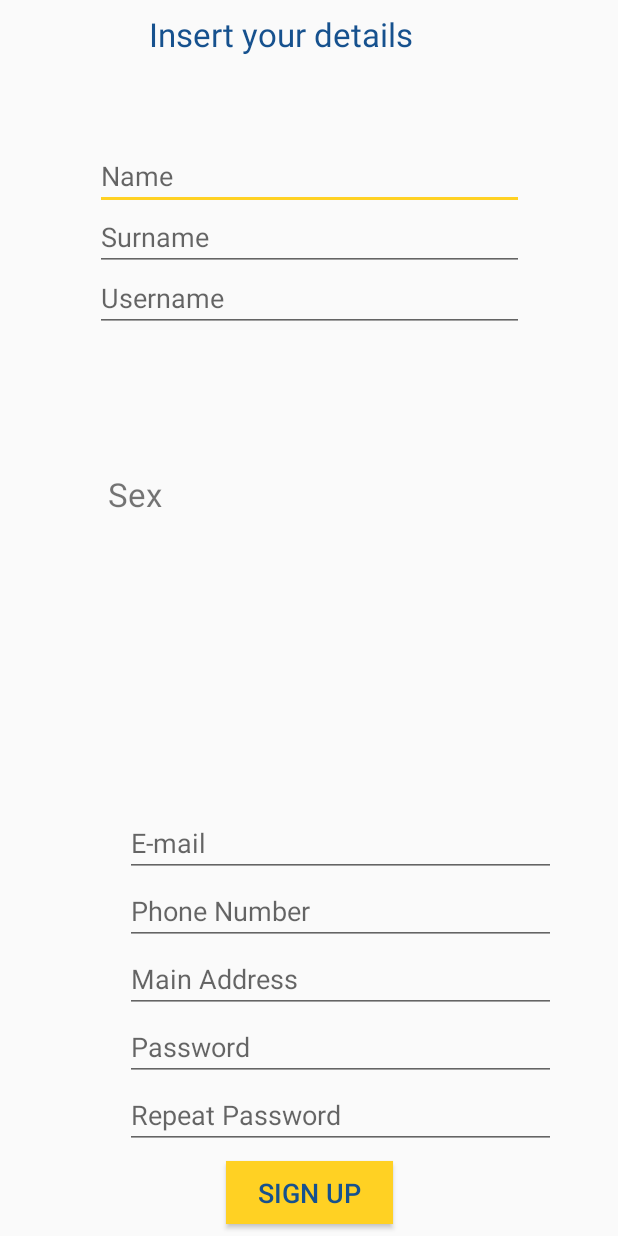
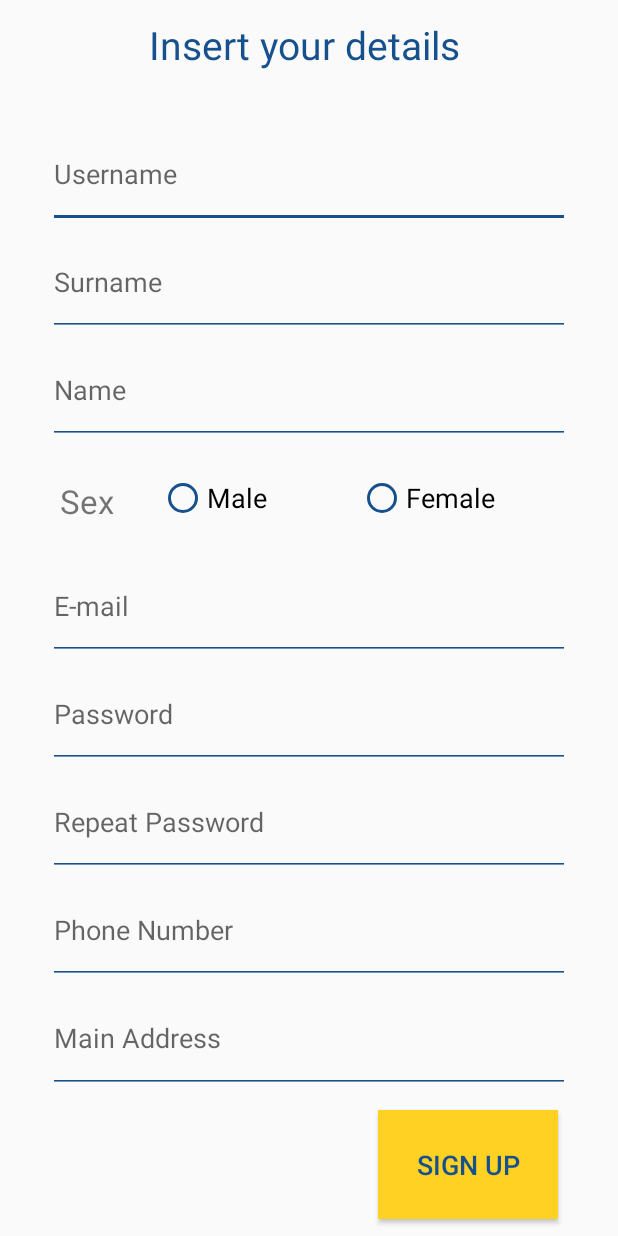
Before and after one commit to SirQuickWay/CarryOnDev, an Android app: the layout activity_signup.xml on its own in the app's theme, with its tools: preview values and no code run, on a phone screen of 412 x 824 dp. Run offline under Robolectric (Android 15) with nearby library versions, the phone set to English and light mode, and no system bars.

Commit message:
Singup layout updated.

```diff
--- a/app/src/main/AndroidManifest.xml
+++ b/app/src/main/AndroidManifest.xml
@@ -10,14 +10,14 @@
         android:supportsRtl="true"
         android:theme="@style/AppTheme">
         <activity android:name=".HomeActivity" />
-        <activity android:name=".LoginActivity">
+        <activity android:name=".SignupActivity">
             <intent-filter>
                 <action android:name="android.intent.action.MAIN" />
 
                 <category android:name="android.intent.category.LAUNCHER" />
             </intent-filter>
         </activity>
-        <activity android:name=".SignupActivity"></activity>
+        <activity android:name=".LoginActivity"></activity>
     </application>
 
 </manifest>
--- a/app/src/main/res/layout/activity_signup.xml
+++ b/app/src/main/res/layout/activity_signup.xml
@@ -1,45 +1,97 @@
 <?xml version="1.0" encoding="utf-8"?>
-<android.support.constraint.ConstraintLayout xmlns:android="http://schemas.android.com/apk/res/android"
+<LinearLayout xmlns:android="http://schemas.android.com/apk/res/android"
     xmlns:app="http://schemas.android.com/apk/res-auto"
     xmlns:tools="http://schemas.android.com/tools"
     android:id="@+id/constraintLayout"
     android:layout_width="match_parent"
-    android:layout_height="match_parent">
+    android:layout_height="match_parent"
+    android:layout_marginLeft="32dp"
+    android:layout_marginRight="32dp"
+    android:orientation="vertical">
 
     <TextView
         android:id="@+id/editText_insertDetails"
         android:layout_width="213dp"
-        android:layout_height="43dp"
-        android:layout_marginBottom="8dp"
+        android:layout_height="0dp"
+        android:layout_gravity="center_horizontal"
         android:layout_marginEnd="8dp"
-        android:layout_marginLeft="8dp"
-        android:layout_marginRight="8dp"
         android:layout_marginStart="8dp"
         android:layout_marginTop="8dp"
+        android:layout_weight="1"
+        android:paddingTop="4dp"
         android:text="@string/insert_your_details"
         android:textAppearance="@android:style/TextAppearance.Material.Large"
-        app:layout_constraintBottom_toBottomOf="parent"
-        app:layout_constraintEnd_toEndOf="parent"
-        app:layout_constraintStart_toStartOf="parent"
-        app:layout_constraintTop_toTopOf="parent"
-        app:layout_constraintVertical_bias="0.0"
-        tools:textColor="#16518E" />
+        android:textColor="@color/colorPrimary"
+        android:textSize="26sp" />
+
+    <EditText
+        android:id="@+id/editText_username"
+        android:layout_width="match_parent"
+        android:layout_height="0dp"
+        android:layout_weight="1"
+        android:backgroundTint="@color/colorPrimary"
+        android:ems="10"
+        android:hint="@string/username"
+        android:inputType="textPersonName"
+        android:textColorHighlight="@color/colorPrimary"
+        android:textColorLink="@color/colorPrimary"
+        android:textCursorDrawable="@color/colorPrimary"
+        tools:layout_editor_absoluteX="16dp"
+        tools:layout_editor_absoluteY="137dp" />
+
+    <EditText
+        android:id="@+id/editText_surname"
+        android:layout_width="match_parent"
+        android:layout_height="0dp"
+        android:layout_weight="1"
+        android:backgroundTint="@color/colorPrimary"
+        android:ems="10"
+        android:hint="@string/surname"
+        android:inputType="textPersonName"
+        android:textColorHighlight="@color/colorPrimary"
+        android:textCursorDrawable="@color/colorPrimary"
+        tools:layout_editor_absoluteX="16dp"
+        tools:layout_editor_absoluteY="97dp" />
+
+    <EditText
+        android:id="@+id/editText_name"
+        android:layout_width="match_parent"
+        android:layout_height="0dp"
+        android:layout_weight="1"
+        android:backgroundTint="@color/colorPrimary"
+        android:ems="10"
+        android:hint="@string/name"
+        android:inputType="textPersonName"
+        android:textCursorDrawable="@color/colorPrimary"
+        tools:layout_editor_absoluteX="16dp"
+        tools:layout_editor_absoluteY="57dp" />
+
+    <LinearLayout
+        android:layout_width="match_parent"
+        android:layout_height="0dp"
+        android:layout_weight="1"
+        android:orientation="horizontal">
+
+        <TextView
+            android:id="@+id/editText_sex"
+            android:layout_width="0dp"
+            android:layout_height="match_parent"
+            android:layout_marginStart="8dp"
+            android:layout_weight="0.5"
+            android:gravity="center_vertical"
+            android:paddingBottom="4dp"
+            android:paddingTop="8dp"
+            android:text="@string/sex"
+            android:textSize="22sp" />
 
         <RadioGroup
             android:id="@+id/radioGroup"
-        android:layout_width="204dp"
-        android:layout_height="40dp"
-        android:layout_marginBottom="8dp"
+            android:layout_width="0dp"
+            android:layout_height="match_parent"
             android:layout_marginEnd="8dp"
-        android:layout_marginStart="8dp"
-        android:layout_marginTop="188dp"
-        app:layout_constraintBottom_toBottomOf="parent"
-        app:layout_constraintEnd_toEndOf="parent"
-        app:layout_constraintHorizontal_bias="0.884"
-        app:layout_constraintStart_toStartOf="parent"
-        app:layout_constraintTop_toTopOf="parent"
-        app:layout_constraintVertical_bias="0.098"
-        tools:orientation="horizontal">
+            android:layout_weight="2"
+            android:orientation="horizontal"
+            android:visibility="visible">
 
             <RadioButton
                 android:id="@+id/button_male"
@@ -47,126 +99,77 @@
                 android:layout_width="0dp"
                 android:layout_height="match_parent"
                 android:layout_weight="1"
-            android:buttonTint="#808080"
+                android:backgroundTint="@color/colorPrimary"
+                android:buttonTint="@color/colorPrimary"
                 android:text="@string/male"
-            android:textSize="18sp" />
+                android:textSize="18sp"
+                android:visibility="visible" />
 
             <RadioButton
                 android:id="@+id/button_female"
                 android:layout_width="0dp"
                 android:layout_height="match_parent"
                 android:layout_weight="1"
-            android:buttonTint="#808080"
+                android:backgroundTint="@color/colorPrimary"
+                android:buttonTint="@color/colorPrimary"
                 android:text="@string/female"
-            android:textSize="18sp" />
+                android:textSize="18sp"
+                android:visibility="visible" />
         </RadioGroup>
-
-    <TextView
-        android:id="@+id/editText_sex"
-        android:layout_width="46dp"
-        android:layout_height="39dp"
-        android:layout_marginBottom="8dp"
-        android:layout_marginEnd="8dp"
-        android:layout_marginLeft="8dp"
-        android:layout_marginRight="8dp"
-        android:layout_marginStart="8dp"
-        android:layout_marginTop="8dp"
-        android:paddingTop="4dp"
-        android:text="@string/sex"
-        android:textSize="22sp"
-        app:layout_constraintBottom_toBottomOf="parent"
-        app:layout_constraintEnd_toStartOf="@+id/radioGroup"
-        app:layout_constraintHorizontal_bias="0.554"
-        app:layout_constraintStart_toStartOf="parent"
-        app:layout_constraintTop_toTopOf="parent"
-        app:layout_constraintVertical_bias="0.394" />
-
-    <LinearLayout
-        android:layout_width="286dp"
-        android:layout_height="121dp"
-        android:layout_marginBottom="8dp"
-        android:layout_marginEnd="8dp"
-        android:layout_marginLeft="8dp"
-        android:layout_marginRight="8dp"
-        android:layout_marginStart="8dp"
-        android:layout_marginTop="8dp"
-        android:orientation="vertical"
-        app:layout_constraintBottom_toBottomOf="@+id/button_signUp"
-        app:layout_constraintEnd_toEndOf="parent"
-        app:layout_constraintStart_toStartOf="parent"
-        app:layout_constraintTop_toTopOf="parent"
-        app:layout_constraintVertical_bias="0.136">
-
-        <EditText
-            android:id="@+id/editText_name"
-            android:layout_width="match_parent"
-            android:layout_height="0dp"
-            android:layout_weight="1"
-            android:ems="10"
-            android:hint="@string/name"
-            android:inputType="textPersonName"
-            tools:layout_editor_absoluteX="16dp"
-            tools:layout_editor_absoluteY="57dp" />
-
-        <EditText
-            android:id="@+id/editText_surname"
-            android:layout_width="match_parent"
-            android:layout_height="0dp"
-            android:layout_weight="1"
-            android:ems="10"
-            android:hint="@string/surname"
-            android:inputType="textPersonName"
-            tools:layout_editor_absoluteX="16dp"
-            tools:layout_editor_absoluteY="97dp" />
-
-        <EditText
-            android:id="@+id/editText_username"
-            android:layout_width="match_parent"
-            android:layout_height="0dp"
-            android:layout_weight="1"
-            android:ems="10"
-            android:hint="@string/username"
-            android:inputType="textPersonName"
-            tools:layout_editor_absoluteX="16dp"
-            tools:layout_editor_absoluteY="137dp" />
     </LinearLayout>
-
-    <LinearLayout
-        android:id="@+id/linearLayout"
-        android:layout_width="287dp"
-        android:layout_height="226dp"
-        android:layout_marginBottom="8dp"
-        android:layout_marginEnd="8dp"
-        android:layout_marginStart="48dp"
-        android:layout_marginTop="8dp"
-        android:orientation="vertical"
-        app:layout_constraintBottom_toTopOf="@+id/button_signUp"
-        app:layout_constraintEnd_toEndOf="parent"
-        app:layout_constraintHorizontal_bias="0.514"
-        app:layout_constraintStart_toStartOf="parent"
-        app:layout_constraintTop_toBottomOf="@+id/radioGroup"
-        app:layout_constraintVertical_bias="1.0">
 
     <EditText
         android:id="@+id/editText_email"
         android:layout_width="match_parent"
         android:layout_height="0dp"
         android:layout_weight="1"
+        android:backgroundTint="@color/colorPrimary"
         android:ems="10"
         android:hint="@string/email"
         android:inputType="textEmailAddress"
+        android:textCursorDrawable="@color/colorPrimary"
         tools:hint="@string/email"
         tools:layout_editor_absoluteX="65dp"
         tools:layout_editor_absoluteY="244dp" />
+
+    <EditText
+        android:id="@+id/editText_password"
+        android:layout_width="match_parent"
+        android:layout_height="0dp"
+        android:layout_weight="1"
+        android:backgroundTint="@color/colorPrimary"
+        android:ems="10"
+        android:hint="@string/password"
+        android:inputType="textPassword"
+        android:textCursorDrawable="@color/colorPrimary"
+        tools:hint="@string/password"
+        tools:layout_editor_absoluteX="63dp"
+        tools:layout_editor_absoluteY="382dp" />
+
+    <EditText
+        android:id="@+id/editText_repeatPassword"
+        android:layout_width="match_parent"
+        android:layout_height="0dp"
+        android:layout_weight="1"
+        android:backgroundTint="@color/colorPrimary"
+        android:ems="10"
+        android:hint="@string/repeat_password"
+        android:inputType="textPassword"
+        android:textCursorDrawable="@color/colorPrimary"
+        tools:hint="@string/repeat_password"
+        tools:layout_editor_absoluteX="60dp"
+        tools:layout_editor_absoluteY="428dp" />
 
     <EditText
         android:id="@+id/editText_phoneNumber"
         android:layout_width="match_parent"
         android:layout_height="0dp"
         android:layout_weight="1"
+        android:backgroundTint="@color/colorPrimary"
         android:ems="10"
         android:hint="@string/phone_number"
         android:inputType="phone"
+        android:textCursorDrawable="@color/colorPrimary"
         tools:hint="@string/phone_number"
         tools:layout_editor_absoluteX="63dp"
         tools:layout_editor_absoluteY="290dp" />
@@ -176,56 +179,28 @@
         android:layout_width="match_parent"
         android:layout_height="0dp"
         android:layout_weight="1"
+        android:backgroundTint="@color/colorPrimary"
         android:ems="10"
         android:hint="@string/main_address"
         android:inputType="textPostalAddress"
+        android:textCursorDrawable="@color/colorPrimary"
         tools:hint="@string/main_address"
         tools:layout_editor_absoluteX="62dp"
         tools:layout_editor_absoluteY="336dp" />
 
-        <EditText
-            android:id="@+id/editText_password"
-            android:layout_width="match_parent"
-            android:layout_height="0dp"
-            android:layout_weight="1"
-            android:ems="10"
-            android:hint="@string/password"
-            android:inputType="textPassword"
-            tools:hint="@string/password"
-            tools:layout_editor_absoluteX="63dp"
-            tools:layout_editor_absoluteY="382dp" />
-
-        <EditText
-            android:id="@+id/editText_repeatPassword"
-            android:layout_width="match_parent"
-            android:layout_height="0dp"
-            android:layout_weight="1"
-            android:ems="10"
-            android:hint="@string/repeat_password"
-            android:inputType="textPassword"
-            tools:hint="@string/repeat_password"
-            tools:layout_editor_absoluteX="60dp"
-            tools:layout_editor_absoluteY="428dp" />
-    </LinearLayout>
-
     <Button
         android:id="@+id/button_signUp"
-        android:layout_width="111dp"
-        android:layout_height="42dp"
-        android:layout_marginBottom="8dp"
+        android:layout_width="120dp"
+        android:layout_height="0dp"
+        android:layout_gravity="right"
+        android:layout_marginBottom="11dp"
         android:layout_marginEnd="8dp"
         android:layout_marginStart="8dp"
-        android:layout_marginTop="420dp"
+        android:layout_marginTop="11dp"
+        android:layout_weight="1"
         android:background="#FFD123"
         android:text="@string/sign_up"
         android:textColor="#16518E"
         android:textSize="18sp"
-        app:layout_constraintBottom_toBottomOf="parent"
-        app:layout_constraintEnd_toEndOf="parent"
-        app:layout_constraintHorizontal_bias="0.501"
-        app:layout_constraintStart_toStartOf="parent"
-        app:layout_constraintTop_toTopOf="parent"
-        app:layout_constraintVertical_bias="1.0"
-        tools:background="#FFD123" />
-
-</android.support.constraint.ConstraintLayout>
+        app:layout_constraintVertical_bias="1.0" />
+</LinearLayout>
```
Lines whose indentation alone changed are shown as unchanged.
